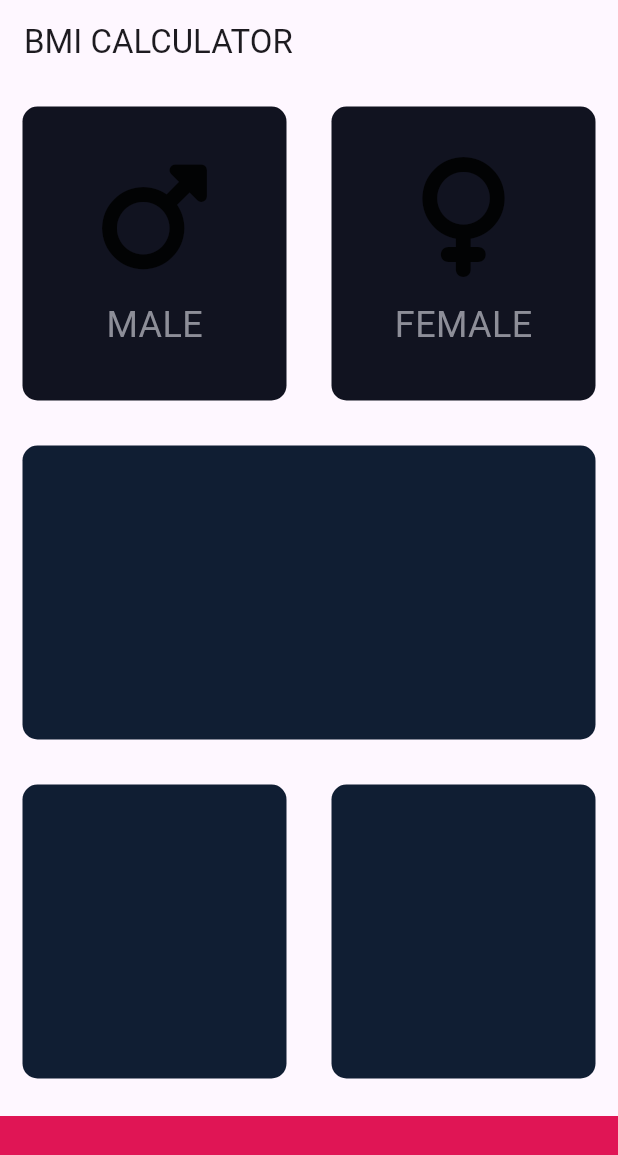
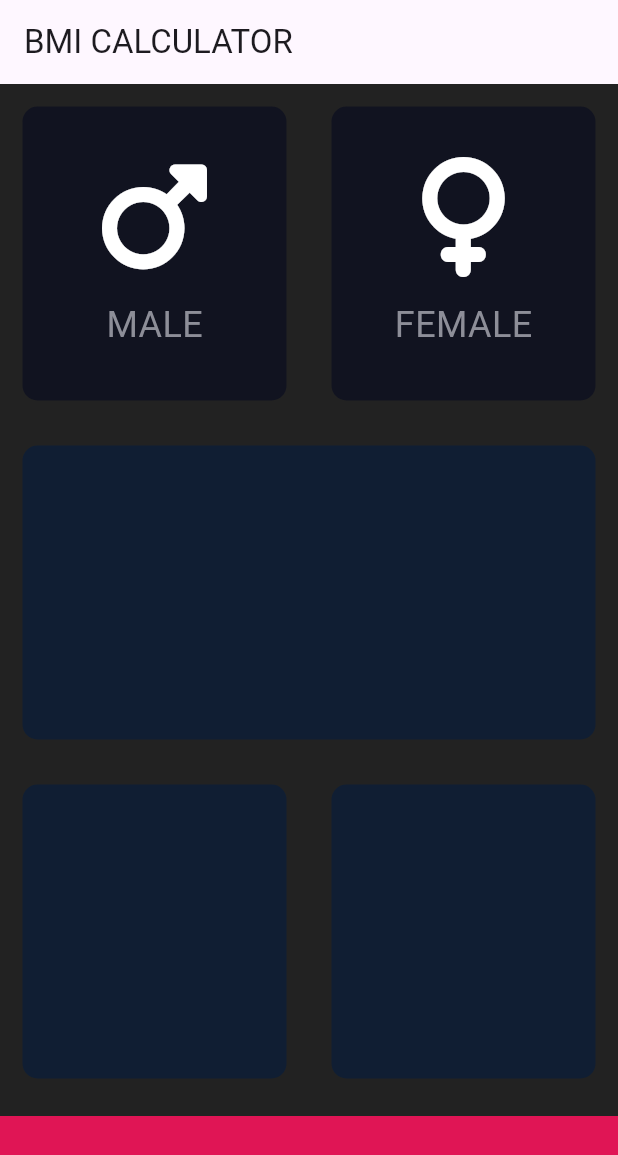
Before and after one commit to yeganeh0000/expanded_widget, a Flutter app: the screen it shows after launch, on a phone screen of 412 x 824 dp. Shown: the top 1155 px of the screen. Run offline on Flutter 3.47's test engine with Material 3 defaults, Android fonts, the phone set to English and light mode, and no system bars; our stand-ins replace font_awesome_flutter.

Commit message:
fix update 2

```diff
--- a/lib/icon_content.dart
+++ b/lib/icon_content.dart
@@ -15,6 +15,7 @@ class IconContent extends StatelessWidget {
 
         Icon(icon,
          size: 80,
+          color: Colors.white,
         ),
 
         SizedBox(height: 15,),
--- a/lib/input_page.dart
+++ b/lib/input_page.dart
@@ -27,6 +27,7 @@ class _InputPageState extends State<InputPage> {
   @override
   Widget build(BuildContext context) {
     return Scaffold(
+      backgroundColor: Colors.black87,
       appBar: AppBar(
         title:Text("BMI CALCULATOR") ,
       ),
--- a/pubspec.yaml
+++ b/pubspec.yaml
@@ -60,8 +60,7 @@ flutter:
   uses-material-design: true
 
   # To add assets to your application, add an assets section, like this:
-  assets:
-     - assets/
+
   #   - images/a_dot_ham.jpeg
 
   # An image asset can refer to one or more resolution-specific "variants", see
```
Also changed, not shown: assets/male-symbol-icon.svg (deleted), assets/male.png (deleted), assets/woman-symbol-icon.svg (deleted), assets/woman.png (deleted).
